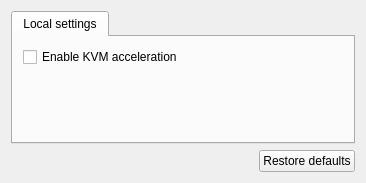
First picture: the form in gns3/modules/qemu/ui/qemu_preferences_page.ui, repository GNS3/gns3-gui, before the edit.
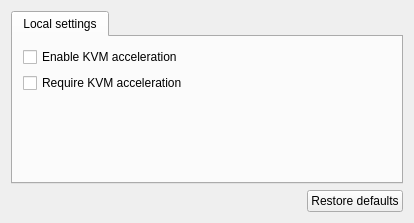
Second picture: the form after the edit.

Commit message: New option: require KVM. If false, Qemu VMs will not be prevented to run without KVM.

```diff
--- a/gns3/modules/qemu/ui/qemu_preferences_page.ui
+++ b/gns3/modules/qemu/ui/qemu_preferences_page.ui
@@ -6,8 +6,8 @@
    <rect>
     <x>0</x>
     <y>0</y>
-    <width>366</width>
-    <height>183</height>
+    <width>414</width>
+    <height>223</height>
    </rect>
   </property>
   <property name="windowTitle">
@@ -37,6 +37,13 @@
          </property>
         </widget>
        </item>
+       <item>
+        <widget class="QCheckBox" name="uiRequireKVMAccelerationCheckBox">
+         <property name="text">
+          <string>Require KVM acceleration</string>
+         </property>
+        </widget>
+       </item>
        <item>
         <spacer name="verticalSpacer">
          <property name="orientation">
```
The commit also changes 4 other files.
